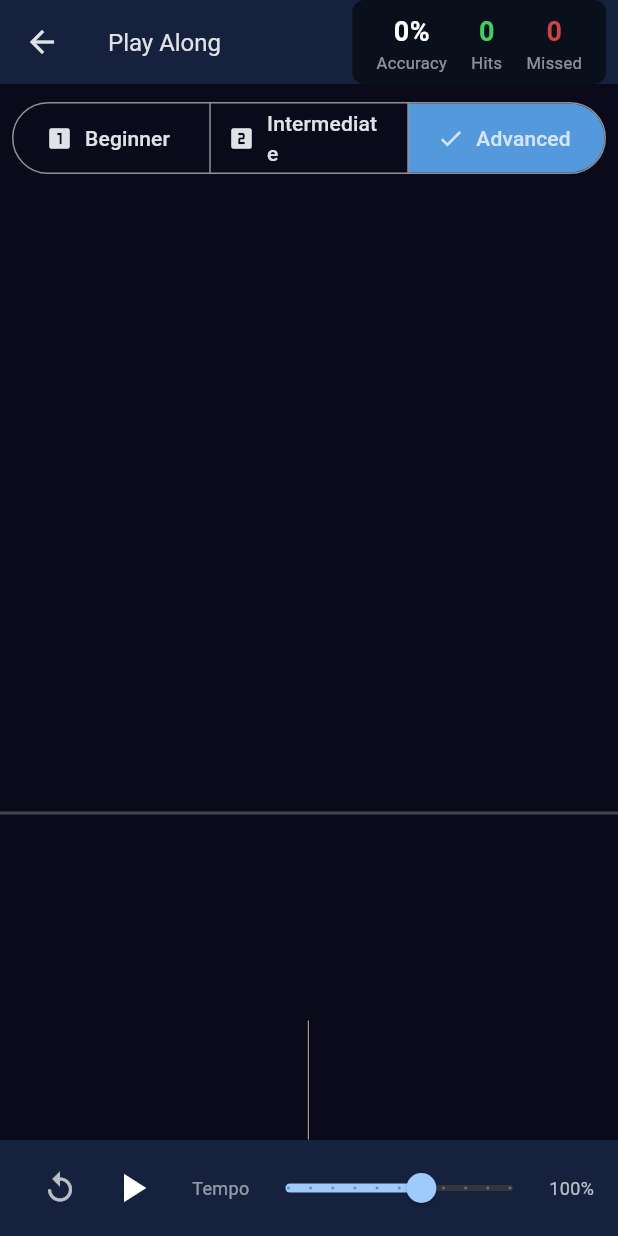
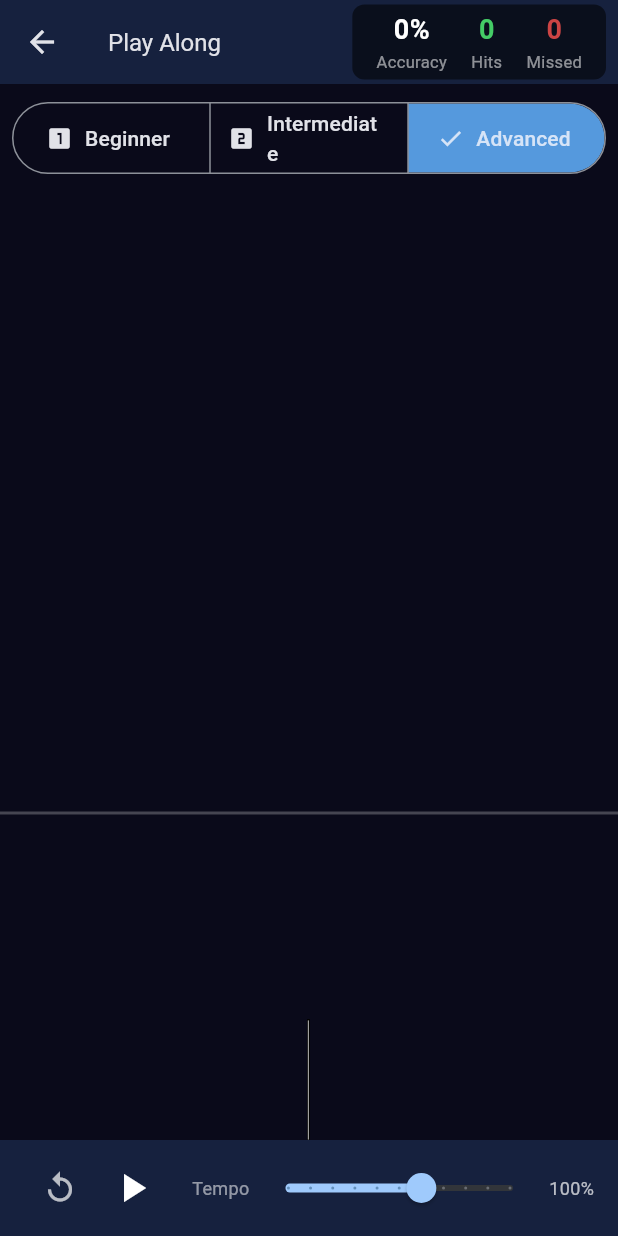
Before and after one commit to birdmeister/earworm, a Flutter app: the PlayScreen screen opened directly, on a phone screen of 412 x 824 dp. Run offline on Flutter 3.47's test engine with Material 3 defaults, Android fonts, the phone set to English and light mode, and no system bars; our stand-ins replace file_picker, flutter_riverpod, just_audio; missing offline and left inert: dart_midi_pro, flutter_midi_command.

Commit message:
Fix sandbox, Ticker import, score overflow, and add CocoaPods config
Disable macOS app sandbox to allow filesystem access for MIDI loading,
add missing scheduler.dart import for Ticker, reduce score display
padding to fix 2px overflow, and add CocoaPods integration for plugins.

Co-Authored-By: Claude Opus 4.6 <noreply@anthropic.com>

```diff
--- a/earworm_app/lib/screens/play_screen.dart
+++ b/earworm_app/lib/screens/play_screen.dart
@@ -1,5 +1,6 @@
 import 'dart:async';
 import 'package:flutter/material.dart';
+import 'package:flutter/scheduler.dart';
 import 'package:flutter_riverpod/flutter_riverpod.dart';
 import 'package:just_audio/just_audio.dart';
 import 'dart:io';
--- a/earworm_app/lib/widgets/score_display.dart
+++ b/earworm_app/lib/widgets/score_display.dart
@@ -9,7 +9,7 @@ class ScoreDisplay extends StatelessWidget {
   @override
   Widget build(BuildContext context) {
     return Container(
-      padding: const EdgeInsets.symmetric(horizontal: 16, vertical: 8),
+      padding: const EdgeInsets.symmetric(horizontal: 16, vertical: 4),
       decoration: BoxDecoration(
         color: Colors.black54,
         borderRadius: BorderRadius.circular(8),
```
Also changed, not shown: 12 other files.
